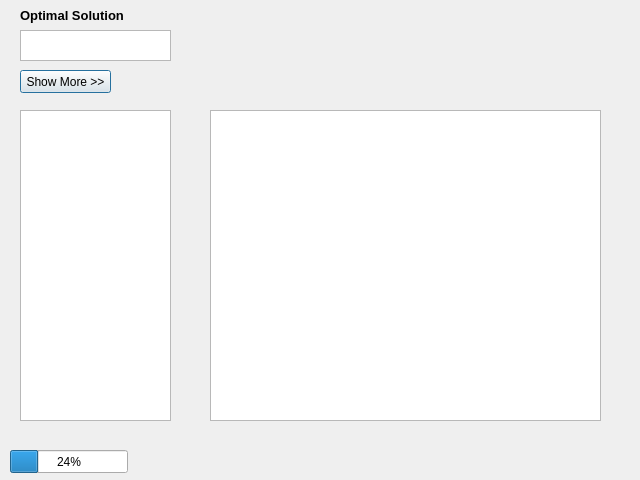
Old version of the form BCMModified/resultdialog.ui in the repository Averios/BCMModified.
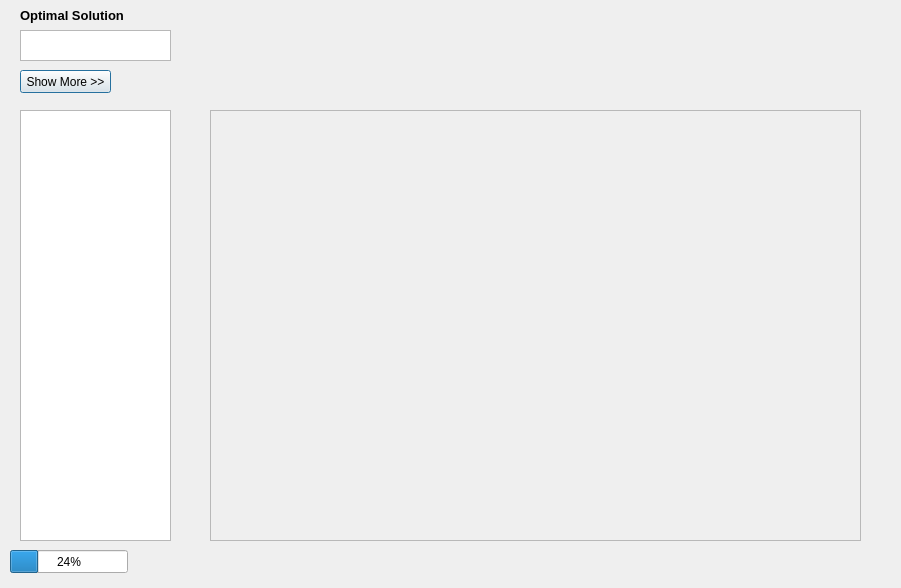
New version of the form.

Commit message: Adding table in result dialog

```diff
--- a/BCMModified/resultdialog.ui
+++ b/BCMModified/resultdialog.ui
@@ -6,8 +6,8 @@
    <rect>
     <x>0</x>
     <y>0</y>
-    <width>640</width>
-    <height>480</height>
+    <width>901</width>
+    <height>588</height>
    </rect>
   </property>
   <property name="windowTitle">
@@ -17,7 +17,7 @@
    <property name="geometry">
     <rect>
      <x>10</x>
-     <y>450</y>
+     <y>550</y>
      <width>118</width>
      <height>23</height>
     </rect>
@@ -55,17 +55,7 @@
      <x>20</x>
      <y>110</y>
      <width>151</width>
-     <height>311</height>
-    </rect>
-   </property>
-  </widget>
-  <widget class="QTableWidget" name="tableWidget">
-   <property name="geometry">
-    <rect>
-     <x>210</x>
-     <y>110</y>
-     <width>391</width>
-     <height>311</height>
+     <height>431</height>
     </rect>
    </property>
   </widget>
@@ -82,6 +72,29 @@
     <string>&lt;html&gt;&lt;head/&gt;&lt;body&gt;&lt;p&gt;&lt;span style=&quot; font-size:10pt; font-weight:600;&quot;&gt;Optimal Solution&lt;/span&gt;&lt;/p&gt;&lt;/body&gt;&lt;/html&gt;</string>
    </property>
   </widget>
+  <widget class="QScrollArea" name="scrollArea">
+   <property name="geometry">
+    <rect>
+     <x>210</x>
+     <y>110</y>
+     <width>651</width>
+     <height>431</height>
+    </rect>
+   </property>
+   <property name="widgetResizable">
+    <bool>true</bool>
+   </property>
+   <widget class="QWidget" name="scrollAreaWidgetContents">
+    <property name="geometry">
+     <rect>
+      <x>0</x>
+      <y>0</y>
+      <width>649</width>
+      <height>429</height>
+     </rect>
+    </property>
+   </widget>
+  </widget>
  </widget>
  <resources/>
  <connections/>
```
The commit also changes 5 other files.
